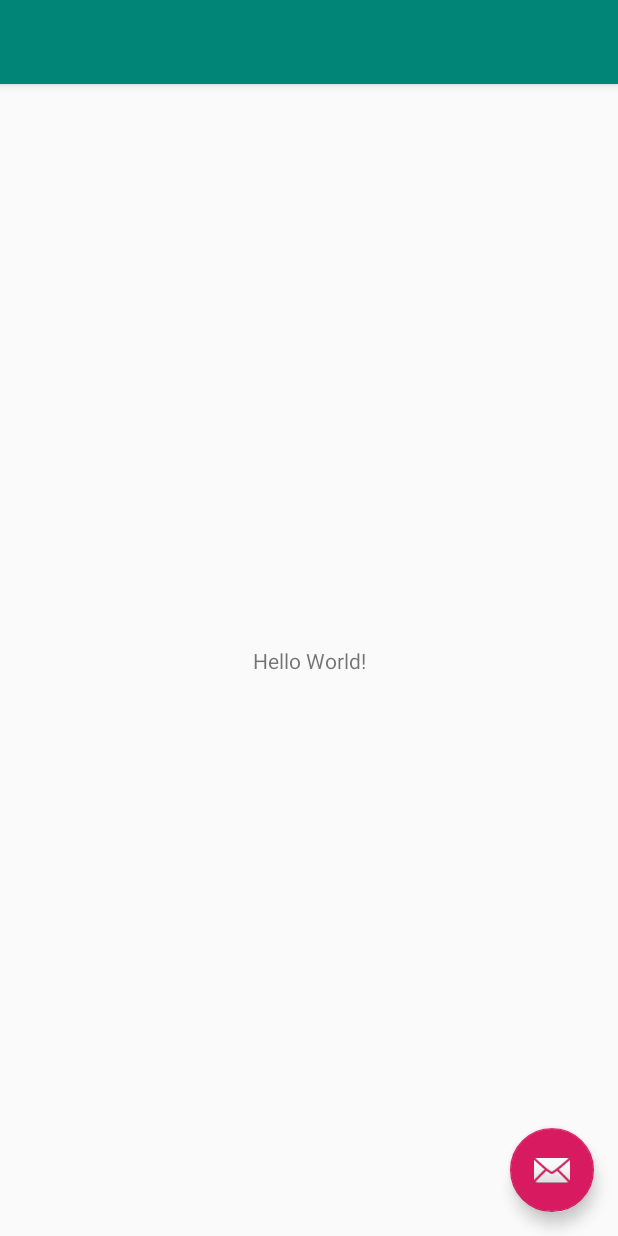
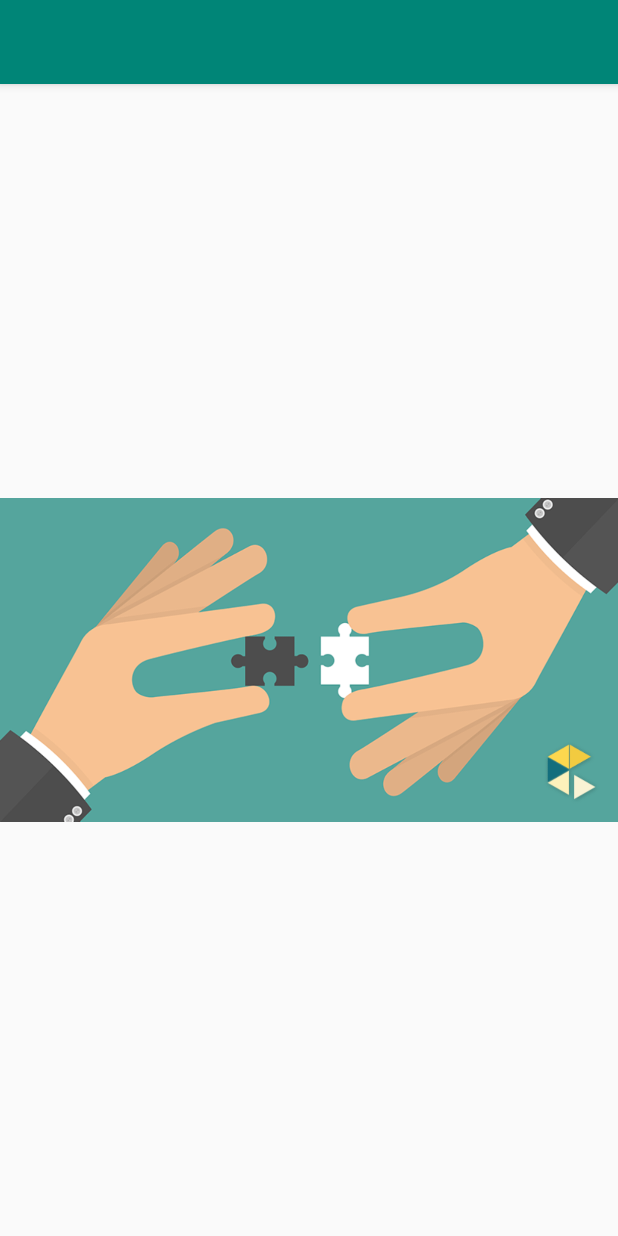
Before and after one commit to willianDeFreitas/exercicioCrudLogin, an Android app: the layout activity_main.xml on its own in the app's theme, with its tools: preview values and no code run, on a phone screen of 412 x 824 dp. Run offline under Robolectric (Android 15) with nearby library versions, the phone set to English and light mode, and no system bars.

```diff
--- a/app/src/main/java/com/example/cruddeusuarios/activities/MainActivity.java
+++ b/app/src/main/java/com/example/cruddeusuarios/activities/MainActivity.java
@@ -23,15 +23,6 @@
         setContentView(R.layout.activity_main);
         Toolbar toolbar = findViewById(R.id.toolbar);
         setSupportActionBar(toolbar);
-
-        FloatingActionButton fab = findViewById(R.id.fab);
-        fab.setOnClickListener(new View.OnClickListener() {
-            @Override
-            public void onClick(View view) {
-                Snackbar.make(view, "Replace with your own action", Snackbar.LENGTH_LONG)
-                        .setAction("Action", null).show();
-            }
-        });
     }
 
     @Override
--- a/app/src/main/res/layout/activity_main.xml
+++ b/app/src/main/res/layout/activity_main.xml
@@ -20,14 +20,6 @@
 
     </com.google.android.material.appbar.AppBarLayout>
 
-    <com.google.android.material.floatingactionbutton.FloatingActionButton
-        android:id="@+id/fab"
-        android:layout_width="wrap_content"
-        android:layout_height="wrap_content"
-        android:layout_gravity="bottom|end"
-        android:layout_margin="@dimen/fab_margin"
-        app:srcCompat="@android:drawable/ic_dialog_email" />
-
     <include layout="@layout/content_main" />
 
 </androidx.coordinatorlayout.widget.CoordinatorLayout>
--- a/app/src/main/res/layout/content_main.xml
+++ b/app/src/main/res/layout/content_main.xml
@@ -8,13 +8,14 @@
     tools:context=".activities.MainActivity"
     tools:showIn="@layout/activity_main">
 
-    <TextView
-        android:layout_width="wrap_content"
-        android:layout_height="wrap_content"
-        android:text="Hello World!"
+    <ImageView
+        android:id="@+id/imageView"
+        android:layout_width="0dp"
+        android:layout_height="0dp"
         app:layout_constraintBottom_toBottomOf="parent"
-        app:layout_constraintLeft_toLeftOf="parent"
-        app:layout_constraintRight_toRightOf="parent"
-        app:layout_constraintTop_toTopOf="parent" />
-
+        app:layout_constraintEnd_toEndOf="parent"
+        app:layout_constraintStart_toStartOf="parent"
+        app:layout_constraintTop_toTopOf="parent"
+        app:srcCompat="@drawable/integrar"
+        tools:srcCompat="@tools:sample/avatars[2]" />
 </androidx.constraintlayout.widget.ConstraintLayout>
```
Also changed, not shown: app/src/main/res/drawable/integrar.png (added).
